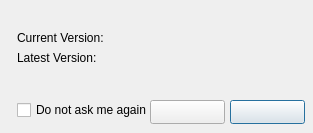
The window that res/update_checker.ui (Toufool/AutoSplit) describes before a commit, drawn with Qt 5.
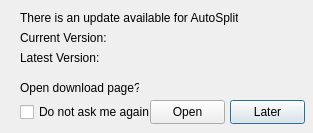
The same window after the commit.

Commit message: Save 'Check For Updates On Open' immediatly

Patch:
```diff
--- a/res/update_checker.ui
+++ b/res/update_checker.ui
@@ -45,9 +45,9 @@
   <widget class="QLabel" name="labelUpdateStatus">
    <property name="geometry">
     <rect>
-     <x>17</x>
+     <x>20</x>
      <y>10</y>
-     <width>281</width>
+     <width>218</width>
      <height>16</height>
     </rect>
    </property>
@@ -58,13 +58,13 @@
     </sizepolicy>
    </property>
    <property name="text">
-    <string/>
+    <string>There is an update available for AutoSplit.</string>
    </property>
   </widget>
   <widget class="QLabel" name="labelCurrentVersion">
    <property name="geometry">
     <rect>
-     <x>17</x>
+     <x>20</x>
      <y>30</y>
      <width>91</width>
      <height>16</height>
@@ -77,7 +77,7 @@
   <widget class="QLabel" name="labelLatestVersion">
    <property name="geometry">
     <rect>
-     <x>17</x>
+     <x>20</x>
      <y>50</y>
      <width>81</width>
      <height>16</height>
@@ -90,14 +90,14 @@
   <widget class="QLabel" name="labelGoToDownload">
    <property name="geometry">
     <rect>
-     <x>17</x>
-     <y>76</y>
-     <width>241</width>
+     <x>20</x>
+     <y>80</y>
+     <width>119</width>
      <height>16</height>
     </rect>
    </property>
    <property name="text">
-    <string/>
+    <string>Open download page?</string>
    </property>
   </widget>
   <widget class="QPushButton" name="pushButtonLeft">
@@ -113,7 +113,7 @@
     <enum>Qt::NoFocus</enum>
    </property>
    <property name="text">
-    <string/>
+    <string>Open</string>
    </property>
   </widget>
   <widget class="QPushButton" name="pushButtonRight">
@@ -126,7 +126,7 @@
     </rect>
    </property>
    <property name="text">
-    <string/>
+    <string>Later</string>
    </property>
   </widget>
   <widget class="QLabel" name="labelCurrentVersionNumber">
@@ -158,9 +158,9 @@
   <widget class="QCheckBox" name="checkBoxDoNotAskMeAgain">
    <property name="geometry">
     <rect>
-     <x>17</x>
-     <y>100</y>
-     <width>141</width>
+     <x>20</x>
+     <y>102</y>
+     <width>131</width>
      <height>20</height>
     </rect>
    </property>
```
The commit also changes 5 other files.
